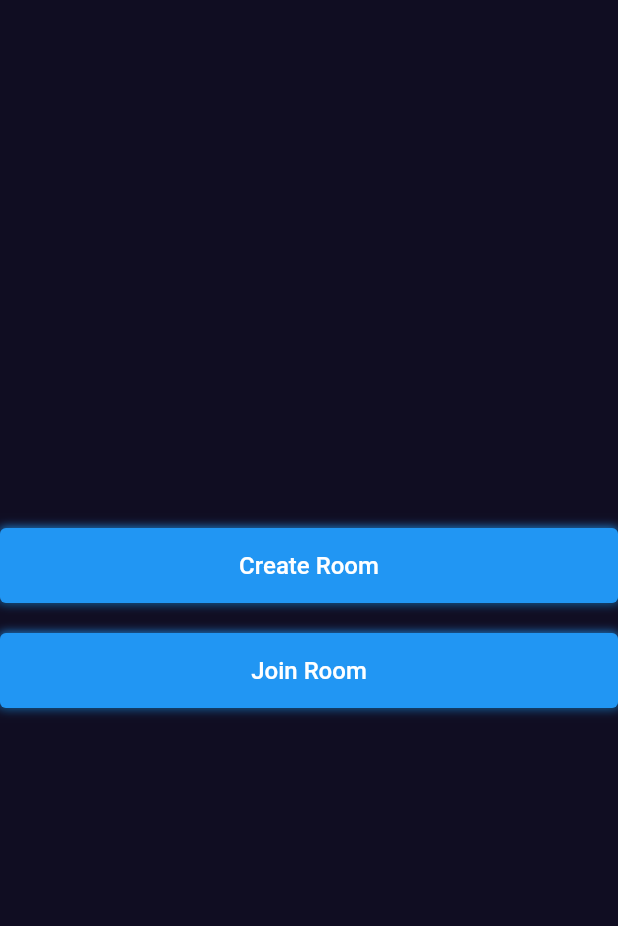
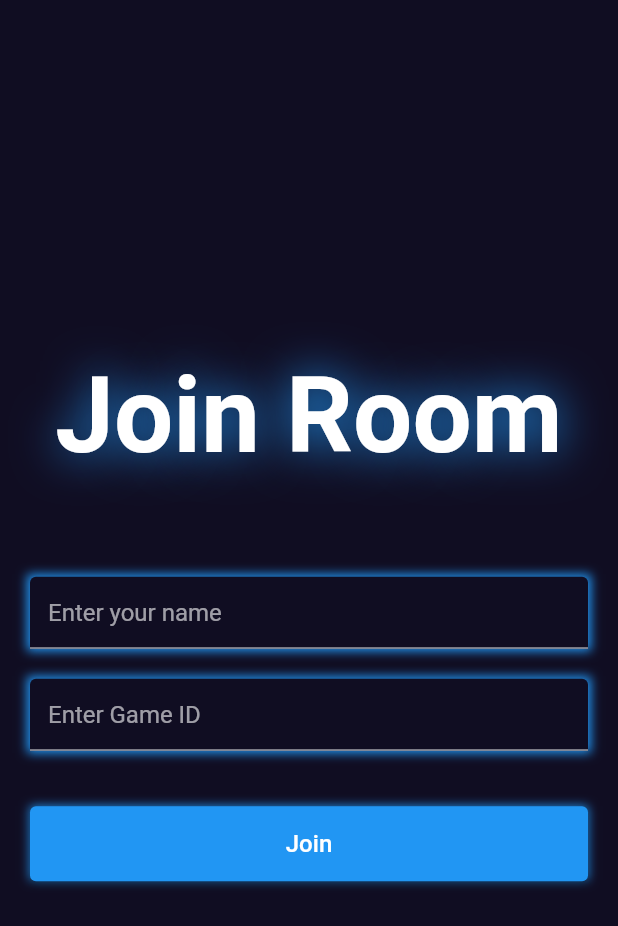
Before and after one commit to nat246/multiplayer_tictactoe, a Flutter app: the screen it shows after launch, after a tap on "Join Room", on a phone screen of 412 x 824 dp. Shown: the top 926 px of the screen. Run offline on Flutter 3.47's test engine with Material 2 defaults, Android fonts, the phone set to English and light mode, and no system bars.

Commit message:
finished create and join page

```diff
--- a/lib/main.dart
+++ b/lib/main.dart
@@ -1,4 +1,6 @@
 import 'package:flutter/material.dart';
+import 'package:multiplayer_tictactoe/screens/create_room_page.dart';
+import 'package:multiplayer_tictactoe/screens/join_room_page.dart';
 import 'package:multiplayer_tictactoe/screens/main_menu_page.dart';
 import 'package:multiplayer_tictactoe/utils/colors.dart';
 
@@ -17,6 +19,12 @@ class MyApp extends StatelessWidget {
       theme: ThemeData.dark().copyWith(
           scaffoldBackgroundColor: bgColor,
       ),
+      routes: {
+        MainMenuPage.routeName: (context) => const MainMenuPage(),
+        JoinRoomPage.routeName: (context) => const JoinRoomPage(),
+        CreateRoomPage.routeName: (context) => const CreateRoomPage(),
+      },
+      initialRoute: MainMenuPage.routeName,
       home: const MainMenuPage(),
     );
   }
--- /dev/null
+++ b/lib/screens/join_room_page.dart
@@ -0,0 +1,61 @@
+import 'package:flutter/material.dart';
+import 'package:multiplayer_tictactoe/responsive/responsive.dart';
+import 'package:multiplayer_tictactoe/widgets/custom_button.dart';
+import 'package:multiplayer_tictactoe/widgets/custom_text.dart';
+import 'package:multiplayer_tictactoe/widgets/custom_textfield.dart';
+
+class JoinRoomPage extends StatefulWidget {
+  static String routeName = '/join-room';
+  const JoinRoomPage({super.key});
+
+  @override
+  State<JoinRoomPage> createState() => _JoinRoomPageState();
+}
+
+class _JoinRoomPageState extends State<JoinRoomPage> {
+  final TextEditingController _gameIdController = TextEditingController();
+  final TextEditingController _nameController = TextEditingController();
+
+  @override
+  void dispose() {
+    // TODO: implement dispose
+    super.dispose();
+    _gameIdController.dispose();
+    _nameController.dispose();
+  }
+
+  @override
+  Widget build(BuildContext context) {
+    final size = MediaQuery.of(context).size;
+
+    return Scaffold(
+      body: Responsive(
+        child: Container(
+          margin: const EdgeInsets.symmetric(horizontal: 20),
+          child: Column(
+            mainAxisAlignment: MainAxisAlignment.center,
+            crossAxisAlignment: CrossAxisAlignment.center,
+            children: [
+              const CustomText(
+                shadows: [
+                  Shadow(
+                    blurRadius: 40,
+                    color: Colors.blue,
+                  )
+                ],
+                text: 'Join Room',
+                fontSize: 70,
+              ),
+              SizedBox(height: size.height * 0.08),
+              CustomTextField(controller: _nameController, hintText: 'Enter your name'),
+              const SizedBox(height: 20,),
+              CustomTextField(controller: _gameIdController, hintText: 'Enter Game ID'),
+              SizedBox(height: size.height * 0.045,),
+              CustomButton(onTap: () {}, text: 'Join')
+            ],
+          ),
+        ),
+      ),
+    );
+  }
+}
--- a/lib/screens/main_menu_page.dart
+++ b/lib/screens/main_menu_page.dart
@@ -1,23 +1,33 @@
 import 'package:flutter/material.dart';
 import 'package:multiplayer_tictactoe/responsive/responsive.dart';
+import 'package:multiplayer_tictactoe/screens/create_room_page.dart';
+import 'package:multiplayer_tictactoe/screens/join_room_page.dart';
 import 'package:multiplayer_tictactoe/widgets/custom_button.dart';
 
 class MainMenuPage extends StatelessWidget {
+  static String routeName = '/main-menu';
+
   const MainMenuPage({super.key});
+
+  void createRoom(BuildContext context) {
+    Navigator.pushNamed(context, CreateRoomPage.routeName);
+  }
+
+  void joinRoom(BuildContext context) {
+    Navigator.pushNamed(context, JoinRoomPage.routeName);
+  }
 
   @override
   Widget build(BuildContext context) {
     return Scaffold(
-      body: Center(
-        child: Responsive(
-          child: Column(
-            mainAxisAlignment: MainAxisAlignment.center,
-            children: [
-              CustomButton(onTap: () {}, text: 'Create Room'),
-              const SizedBox(height: 20,),
-              CustomButton(onTap: () {}, text: 'Join Room'),
-            ],
-          ),
+      body: Responsive(
+        child: Column(
+          mainAxisAlignment: MainAxisAlignment.center,
+          children: [
+            CustomButton(onTap: () => createRoom(context), text: 'Create Room'),
+            const SizedBox(height: 20,),
+            CustomButton(onTap: () => joinRoom(context), text: 'Join Room'),
+          ],
         ),
       ),
     );
--- /dev/null
+++ b/lib/widgets/custom_text.dart
@@ -0,0 +1,26 @@
+import 'package:flutter/material.dart';
+
+class CustomText extends StatelessWidget {
+  final List<Shadow> shadows;
+  final String text;
+  final double fontSize;
+
+  const CustomText(
+      {super.key,
+      required this.shadows,
+      required this.text,
+      required this.fontSize});
+
+  @override
+  Widget build(BuildContext context) {
+    return Text(
+      text,
+      style: TextStyle(
+        color: Colors.white,
+        fontWeight: FontWeight.bold,
+        fontSize: fontSize,
+        shadows: shadows,
+      ),
+    );
+  }
+}
--- /dev/null
+++ b/lib/widgets/custom_textfield.dart
@@ -0,0 +1,32 @@
+import 'package:flutter/material.dart';
+import 'package:multiplayer_tictactoe/utils/colors.dart';
+
+class CustomTextField extends StatelessWidget {
+  final TextEditingController controller;
+  final String hintText;
+
+  const CustomTextField({super.key, required this.controller, required this.hintText});
+
+  @override
+  Widget build(BuildContext context) {
+    return Container(
+      decoration: const BoxDecoration(
+        boxShadow: [
+          BoxShadow(
+            color: Colors.blue,
+            blurRadius: 5,
+            spreadRadius: 2
+          )
+        ]
+      ),
+      child: TextField(
+        controller: controller,
+        decoration: InputDecoration(
+          fillColor: bgColor,
+          filled: true,
+          hintText: hintText,
+        ),
+      ),
+    );
+  }
+}
```
Also changed, not shown: lib/screens/create_room_page.dart (added, +58 -0 lines).
